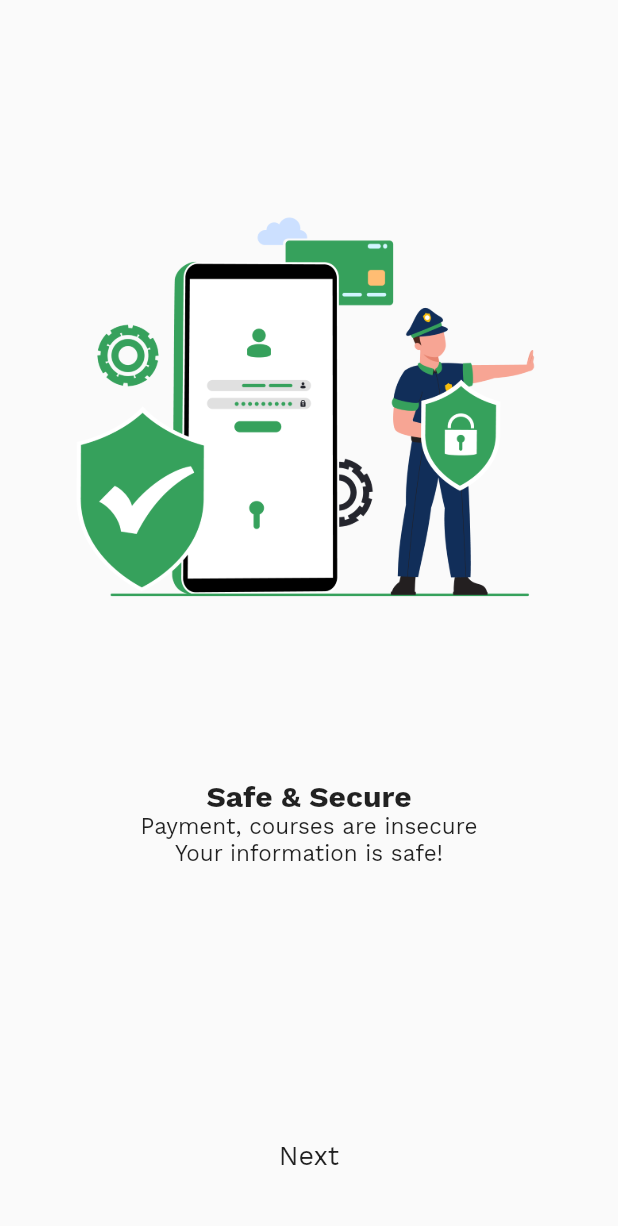
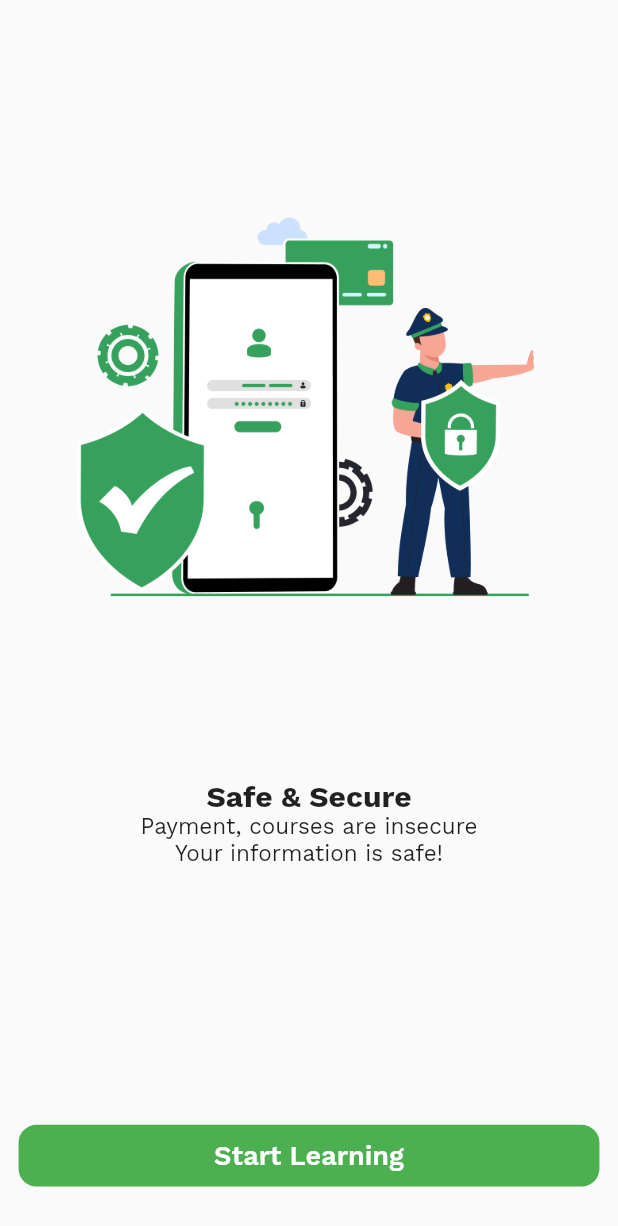
Before and after one commit to AzZaya0/EDUCAT, a Flutter app: the screen it shows after launch, swiped to page 3, on a phone screen of 412 x 824 dp. Shown: the top 1226 px of the screen. Run offline on Flutter 3.47's test engine with Material 2 defaults, Android fonts, the phone set to English and light mode, and no system bars; our stand-ins replace firebase_auth, firebase_core, google_fonts, google_sign_in; accounts and stored records are empty.

Commit message:
minor changes

```diff
--- a/lib/screens/onBoarding/onboarding.dart
+++ b/lib/screens/onBoarding/onboarding.dart
@@ -53,9 +53,15 @@ class _OnboardingState extends State<Onboarding> {
                         ),
                       ),
                       CustomButton(
+                          color: Colors.green,
                           ontap: () {},
                           height: Constraints.maxHeight * 0.05,
-                          child: MyText(text: 'Next', fontSize: 18))
+                          child: MyText(
+                              text:
+                                  currentPage == 2 ? 'Start Learning' : 'Next',
+                              fontWeight: FontWeight.w600,
+                              color: Colors.white,
+                              fontSize: 18))
                     ],
                   ),
                 )));
```
